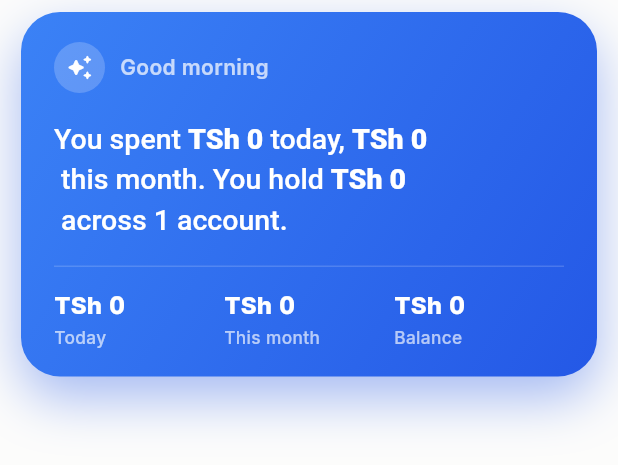
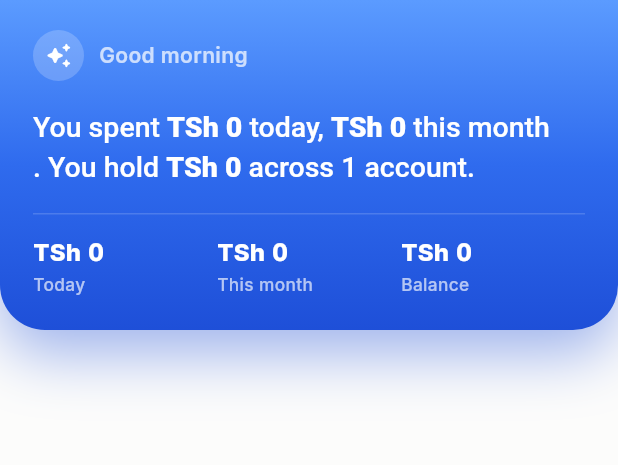
Before and after one commit to RashidJK/Budget-App, a Flutter app: the _BriefingCard widget shown alone on an empty page, opened directly, on a phone screen of 412 x 824 dp. Shown: the top 465 px of the screen. Run offline on Flutter 3.47's test engine with Material 3 defaults, Android fonts, the phone set to English and light mode, and no system bars; our stand-ins replace fl_chart, image_picker, shared_preferences; missing offline and left inert: google_mlkit_text_recognition, home_widget; accounts and stored records are empty.

Commit message:
Drop the briefing island from the very top of the screen
The blue briefing island floated below the status bar with side margins.
Anchor it to the top edge instead: full-bleed up behind the status bar
(status-bar height folded into the top padding so the text still clears
the notch), square top corners with only the bottom rounded, and a richer
top-to-bottom three-stop gradient.

Co-Authored-By: Claude Opus 4.8 <noreply@anthropic.com>

```diff
--- a/lib/screens/briefing.dart
+++ b/lib/screens/briefing.dart
@@ -4,8 +4,9 @@ import 'package:provider/provider.dart';
 import '../services/format.dart';
 import '../state/app_state.dart';
 
-/// A floating blue "briefing" island — a friendly, at-a-glance summary of where
-/// your money stands. Drops in from the top of the screen, opened from the bar.
+/// A blue "briefing" island — a friendly, at-a-glance summary of where your
+/// money stands. Drops down from the very top edge of the screen (bleeding
+/// behind the status bar), opened from the bar.
 Future<void> showBriefing(BuildContext context) {
   return showGeneralDialog<void>(
     context: context,
@@ -53,6 +54,9 @@ class _BriefingCard extends StatelessWidget {
     final incomeMonth = state.incomeThisMonth;
     final balance = state.totalBalance;
     final accounts = state.accounts.length;
+    // Bleed up behind the status bar rather than floating below it, so the
+    // island reads as dropping in from the very top edge of the screen.
+    final topInset = MediaQuery.paddingOf(context).top;
 
     const white = Colors.white;
     final soft = Colors.white.withValues(alpha: 0.72);
@@ -62,25 +66,26 @@ class _BriefingCard extends StatelessWidget {
       textScaler: TextScaler.noScaling,
     );
 
-    return SafeArea(
-      child: Align(
-        alignment: Alignment.topCenter,
-        child: Container(
+    return Align(
+      alignment: Alignment.topCenter,
+      child: Container(
         width: double.infinity,
-        margin: const EdgeInsets.fromLTRB(14, 8, 14, 0),
-        padding: const EdgeInsets.fromLTRB(22, 20, 22, 18),
+        // Content clears the notch, but the blue fills right up to y=0.
+        padding: EdgeInsets.fromLTRB(22, topInset + 20, 22, 22),
         decoration: BoxDecoration(
           gradient: const LinearGradient(
-            begin: Alignment.topLeft,
-            end: Alignment.bottomRight,
-            colors: [Color(0xFF3B82F6), Color(0xFF2458E6)],
+            begin: Alignment.topCenter,
+            end: Alignment.bottomCenter,
+            colors: [Color(0xFF5B9BFF), Color(0xFF2F6BEE), Color(0xFF1E4FD8)],
           ),
-          borderRadius: BorderRadius.circular(26),
+          borderRadius: const BorderRadius.vertical(
+            bottom: Radius.circular(30),
+          ),
           boxShadow: [
             BoxShadow(
-              color: const Color(0xFF2458E6).withValues(alpha: 0.4),
-              blurRadius: 30,
-              offset: const Offset(0, 14),
+              color: const Color(0xFF1E4FD8).withValues(alpha: 0.42),
+              blurRadius: 34,
+              offset: const Offset(0, 16),
             ),
           ],
         ),
@@ -136,9 +141,7 @@ class _BriefingCard extends StatelessWidget {
                   ],
                   const Text('. You hold '),
                   num(Money.compact(balance)),
-                  Text(
-                    ' across $accounts account${accounts == 1 ? '' : 's'}.',
-                  ),
+                  Text(' across $accounts account${accounts == 1 ? '' : 's'}.'),
                 ],
               ),
             ),
@@ -154,7 +157,6 @@ class _BriefingCard extends StatelessWidget {
             ),
           ],
         ),
-      ),
       ),
     );
   }
```
